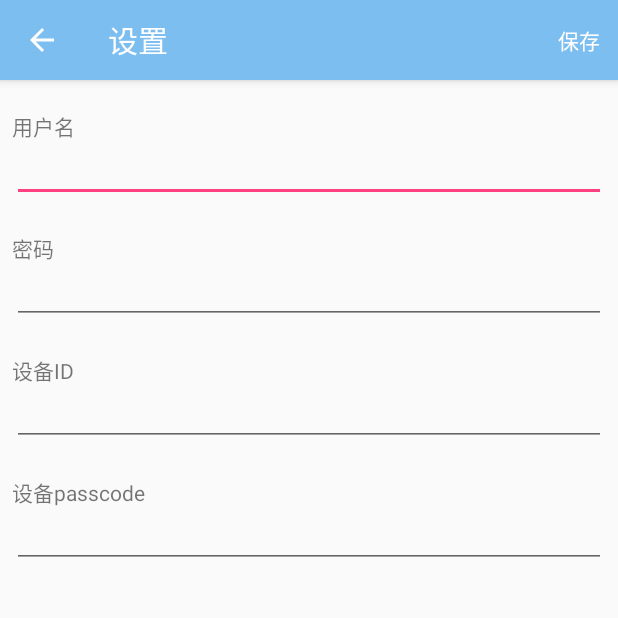
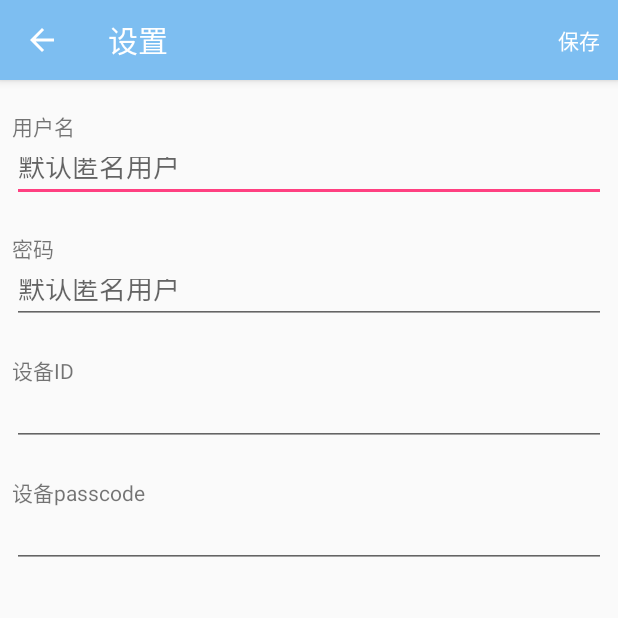
Before and after one commit to ssthouse/SimpleModuo, an Android app: the SettingActivity screen opened directly, with no data from a screen before it, on a phone screen of 412 x 824 dp, the top half of it. Run offline under Robolectric (Android 15) with nearby library versions, the phone set to English and light mode, and no system bars; our stand-ins replace ButterKnife, Timber.

Commit message:
change: 修改xbody为xhead, 修改settingActivity

```diff
--- a/app/src/main/java/com/mingko/simplemoduo/activity/MainActivity.java
+++ b/app/src/main/java/com/mingko/simplemoduo/activity/MainActivity.java
@@ -13,6 +13,7 @@ import android.widget.Button;
 import com.google.zxing.integration.android.IntentIntegrator;
 import com.google.zxing.integration.android.IntentResult;
 import com.mingko.simplemoduo.R;
+import com.mingko.simplemoduo.control.util.MD5Util;
 import com.mingko.simplemoduo.control.util.QrCodeUtil;
 import com.mingko.simplemoduo.control.util.SettingManager;
 import com.mingko.simplemoduo.control.util.Toast;
@@ -87,7 +88,7 @@ public class MainActivity extends AppCompatActivity {
                     currentNum = -(360 - currentNum);
                 }
                 //发送数据
-                XPGController.getInstance(MainActivity.this).cWriteXbody(currentNum);
+                XPGController.getInstance(MainActivity.this).cWriteXhead(currentNum);
             }
         });
 
@@ -109,7 +110,7 @@ public class MainActivity extends AppCompatActivity {
         } else {
             CmdCenter.getInstance(this).cLogin(
                     SettingManager.getInstance(this).getUserName(),
-                    SettingManager.getInstance(this).getPassword()
+                    MD5Util.getMdStr(SettingManager.getInstance(this).getPassword())
             );
         }
     }
--- a/app/src/main/res/layout/activity_setting.xml
+++ b/app/src/main/res/layout/activity_setting.xml
@@ -21,6 +21,7 @@
             android:text="用户名" />
 
         <EditText
+            android:hint="默认匿名用户"
             android:id="@+id/id_et_username"
             android:layout_width="match_parent"
             android:layout_height="40dp"
@@ -34,6 +35,7 @@
             android:text="密码" />
 
         <EditText
+            android:hint="默认匿名用户"
             android:id="@+id/id_et_password"
             android:layout_width="match_parent"
             android:layout_height="40dp"
```
Also changed, not shown: app/src/main/java/com/mingko/simplemoduo/control/xpg/XPGController.java (+9 -1 lines), 1 other file.
